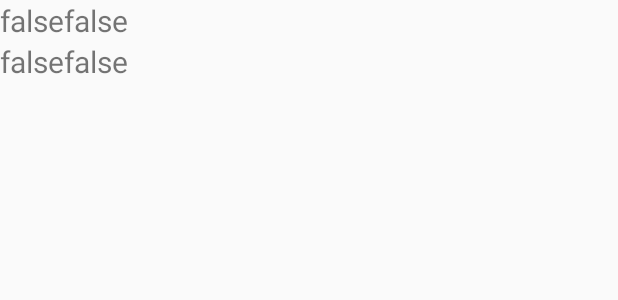
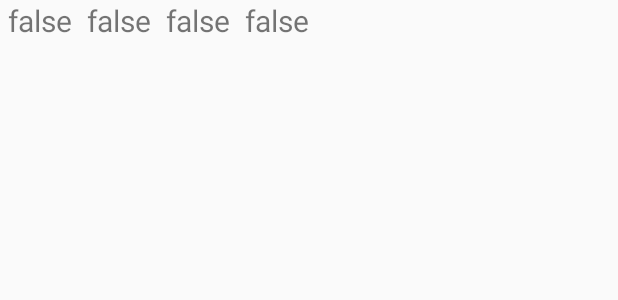
Before and after one commit to MatteK-00/ArcadeClubClient, an Android app: the layout rowlayout.xml on its own in the app's theme, with its tools: preview values and no code run, on a phone screen of 412 x 824 dp. Shown: the top 300 px of the screen. Run offline under Robolectric (Android 15) with nearby library versions, the phone set to English and light mode, and no system bars.

Commit message:
sistemazione layout vari

```diff
--- a/app/src/main/java/com/example/matteo/arcadeclubclient/MagazzinoSearchFragment.java
+++ b/app/src/main/java/com/example/matteo/arcadeclubclient/MagazzinoSearchFragment.java
@@ -393,7 +393,7 @@ public class MagazzinoSearchFragment extends ListFragment implements AdapterView
                                     JSONObject request = new JSONObject();
                                     request.put("table", "immagine");
                                     request.put("query", obj.upc);
-                                    obj.setImage(GetContent.GetImage(context,request,obj.upc));
+                                    obj.setImage(GetContent.getImage(context,request,obj.upc));
                                 }
 
                                 ListViewContent.add(obj);
@@ -430,7 +430,7 @@ public class MagazzinoSearchFragment extends ListFragment implements AdapterView
                                     JSONObject request = new JSONObject();
                                     request.put("table", "immagine");
                                     request.put("query", obj.upc);
-                                    obj.setImage(GetContent.GetImage(context,request,obj.upc));
+                                    obj.setImage(GetContent.getImage(context,request,obj.upc));
                                 }
 
                                 ListViewContent.add(obj);
--- a/app/src/main/java/com/example/matteo/arcadeclubclient/Utility/GetContent.java
+++ b/app/src/main/java/com/example/matteo/arcadeclubclient/Utility/GetContent.java
@@ -88,7 +88,7 @@ public class GetContent {
         db.addImage(upc,image);
     }
 
-    public static Bitmap GetImage(Context context, JSONObject request, String upc){
+    public static Bitmap getImage(Context context, JSONObject request, String upc){
         DataBaseManager db = new DataBaseManager(context);
         String result = db.getImage(upc);
         if (result.equals("")){
--- a/app/src/main/res/layout/rowlayout.xml
+++ b/app/src/main/res/layout/rowlayout.xml
@@ -27,7 +27,9 @@
                     android:layout_width="wrap_content"
                     android:layout_height="wrap_content"
                     android:text="@+id/stato"
-                    android:textSize="20sp" >
+                    android:textSize="20sp"
+                    android:layout_marginLeft="5dp"
+                    android:layout_marginRight="10dp">
                 </TextView>
 
                 <TextView
@@ -35,21 +37,8 @@
                     android:layout_width="wrap_content"
                     android:layout_height="wrap_content"
                     android:text="@+id/quality"
-                    android:textSize="20sp" >
-                </TextView>
-            </LinearLayout>
-
-            <LinearLayout
-                android:orientation="horizontal"
-                android:layout_width="match_parent"
-                android:layout_height="match_parent">
-
-                <TextView
-                    android:id="@+id/label_data_acquisto"
-                    android:layout_width="wrap_content"
-                    android:layout_height="wrap_content"
-                    android:text="@+id/data_vendita"
-                    android:textSize="20sp" >
+                    android:textSize="20sp"
+                    android:layout_marginRight="10dp">
                 </TextView>
 
                 <TextView
@@ -57,7 +46,17 @@
                     android:layout_width="wrap_content"
                     android:layout_height="wrap_content"
                     android:text="@+id/prezzo_vendita"
-                    android:textSize="20sp" >
+                    android:textSize="20sp"
+                    android:layout_marginRight="10dp">
+                </TextView>
+
+                <TextView
+                    android:id="@+id/label_data_acquisto"
+                    android:layout_width="wrap_content"
+                    android:layout_height="wrap_content"
+                    android:text="@+id/data_vendita"
+                    android:textSize="20sp"
+                    android:layout_marginRight="10dp">
                 </TextView>
             </LinearLayout>
 
```
Also changed, not shown: app/src/main/java/com/example/matteo/arcadeclubclient/BarCodeSearchFragment.java (+13 -5 lines).
